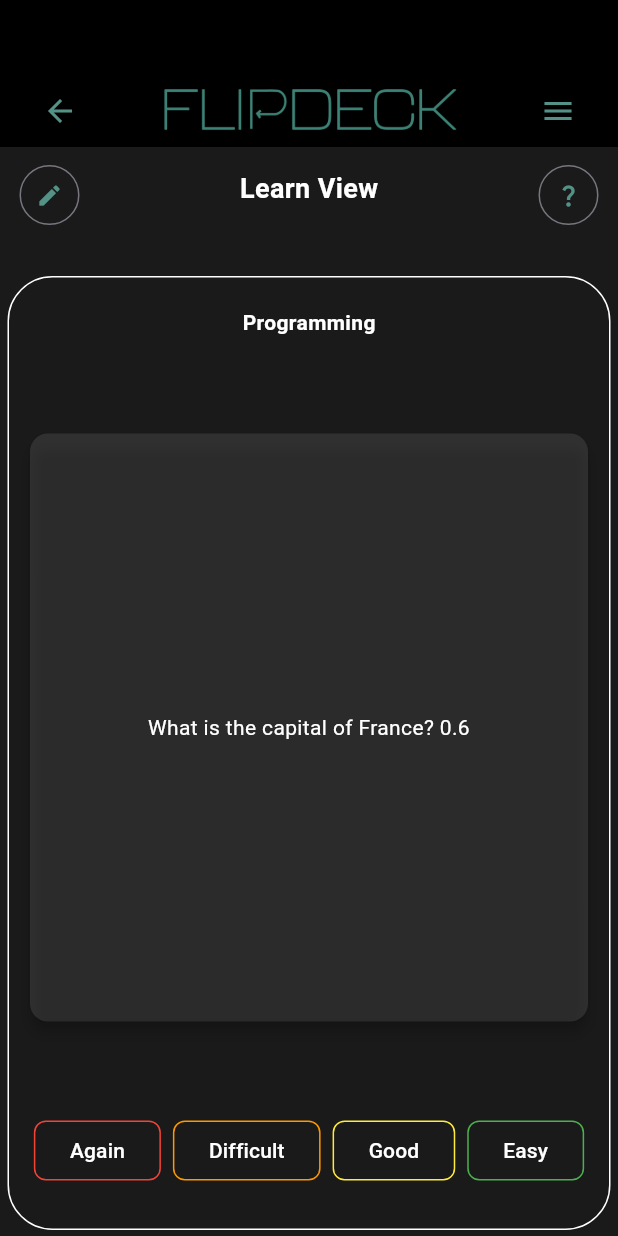
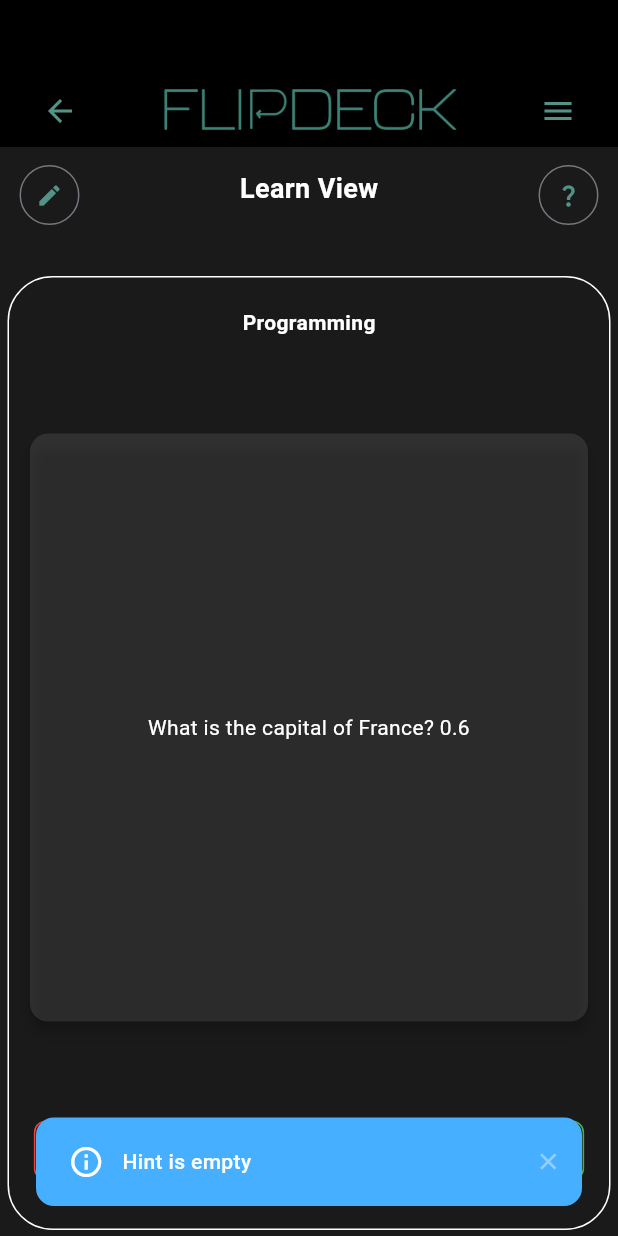
Before and after one commit to LukasWeber2000/flashcards_SoSe24_Augsburg, a Flutter app: the Learn screen opened directly, after a tap on the "question mark" icon, on a phone screen of 412 x 824 dp. Run offline on Flutter 3.47's test engine with Material 3 defaults, Android fonts, the phone set to English and light mode, and no system bars; drawn by our look-alikes of flip_card; our stand-ins replace toastification.

Commit message:
Small changes regarding Hint Notification

```diff
--- a/lib/Learn/learn_view.dart
+++ b/lib/Learn/learn_view.dart
@@ -246,6 +246,14 @@ class _LearnState extends State<Learn> {
           alignment: Alignment.bottomCenter,
           showProgressBar: false,
           style: ToastificationStyle.fillColored);
+    }else {
+      toastification.show(
+          context: context,
+          title: Text("Hint is empty"),
+          type: ToastificationType.info,
+          alignment: Alignment.bottomCenter,
+          showProgressBar: false,
+          style: ToastificationStyle.fillColored);
     }
   }
 }
```
Also changed, not shown: lib/Decks/add_deck_dialog_view.dart (+9 -1 lines), lib/main.dart (+4 -9 lines).
